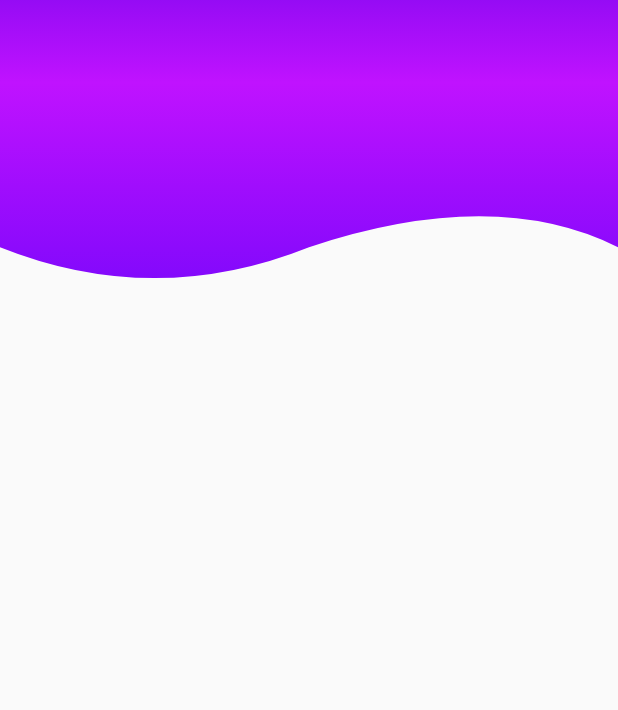
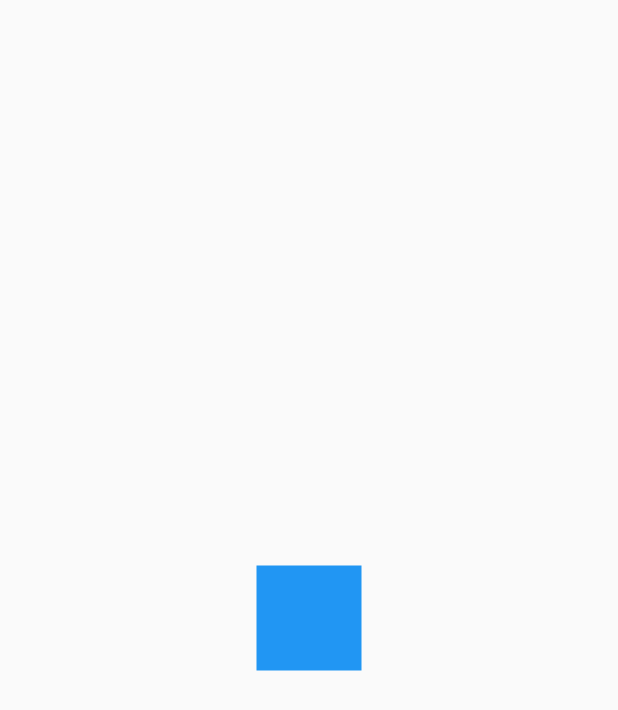
Before and after one commit to DentVega/Design-App, a Flutter app: the screen it shows after launch, on a phone screen of 412 x 824 dp. Shown: the top 710 px of the screen. Run offline on Flutter 3.47's test engine with Material 2 defaults, Android fonts, the phone set to English and light mode, and no system bars.

Commit message:
- Preparando seccion de animaciones

```diff
--- a/lib/main.dart
+++ b/lib/main.dart
@@ -1,4 +1,5 @@
-import 'package:design_app/src/pages/headers_page.dart';
+import 'package:design_app/src/pages/animaciones_page.dart';
+// import 'package:design_app/src/pages/headers_page.dart';
 import 'package:flutter/material.dart';
 
 void main() => runApp(MyApp());
@@ -9,7 +10,7 @@ class MyApp extends StatelessWidget {
     return MaterialApp(
       debugShowCheckedModeBanner: false,
       title: 'Diseños App',
-      home: HeadersPage(),
+      home: AnimacionesPage(),
     );
   }
 }
--- /dev/null
+++ b/lib/src/pages/animaciones_page.dart
@@ -0,0 +1,41 @@
+import 'package:flutter/material.dart';
+
+class AnimacionesPage extends StatelessWidget {
+  @override
+  Widget build(BuildContext context) {
+    return Scaffold(
+      body: Center(
+        child: CuadradoAnimado(),
+      ),
+    );
+  }
+}
+
+class CuadradoAnimado extends StatefulWidget {
+  const CuadradoAnimado({
+    Key key,
+  }) : super(key: key);
+
+  @override
+  _CuadradoAnimadoState createState() => _CuadradoAnimadoState();
+}
+
+class _CuadradoAnimadoState extends State<CuadradoAnimado> {
+  @override
+  Widget build(BuildContext context) {
+    return _Rectangle();
+  }
+}
+
+class _Rectangle extends StatelessWidget {
+    @override
+    Widget build(BuildContext context) {
+    return Container(
+       width: 70,
+       height: 70,
+       decoration: BoxDecoration(
+         color: Colors.blue
+       ),
+     );
+   }
+}
```
